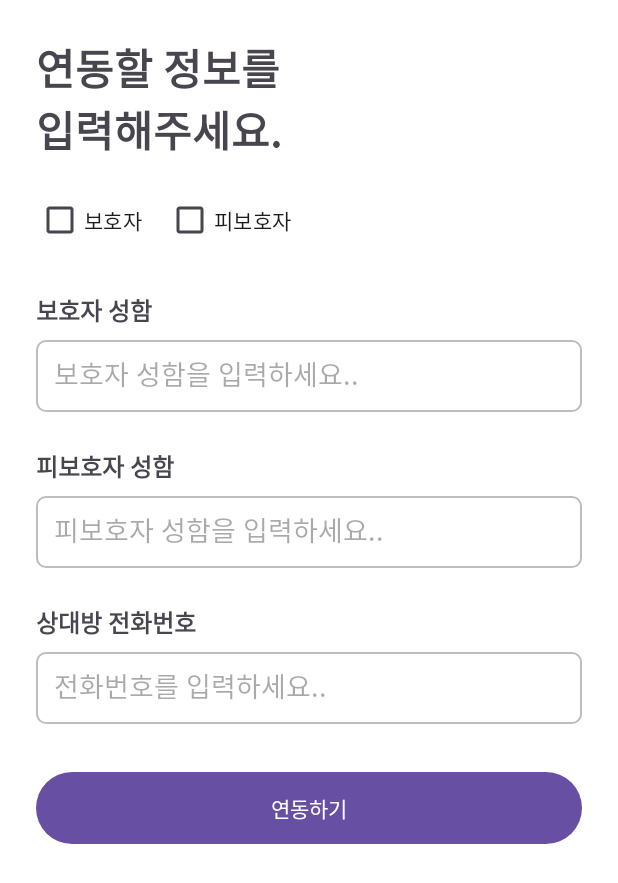
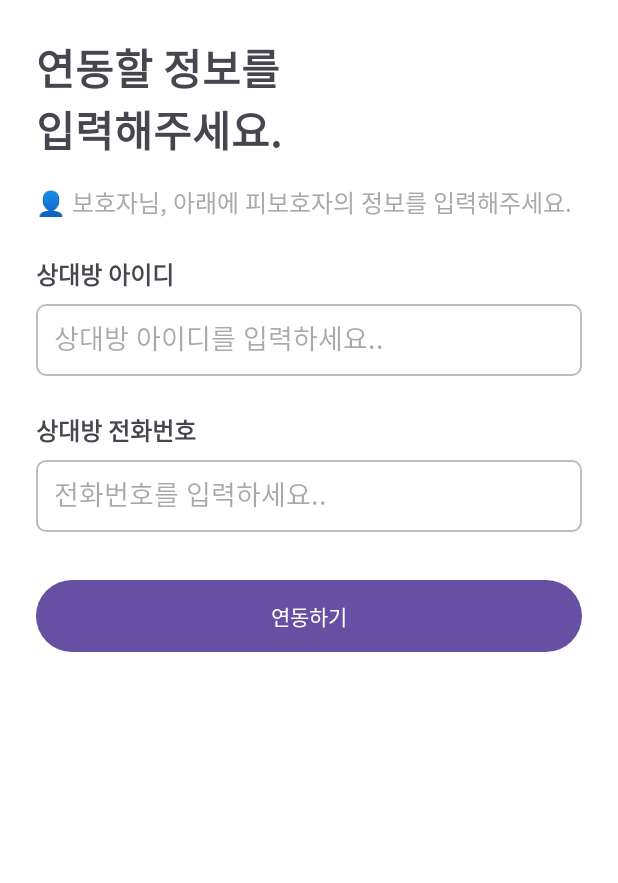
Before and after one commit to Dia0403/capstone, an Android app: the CareGiver_HomeActivity screen opened directly, with no data from a screen before it, on a phone screen of 412 x 824 dp. Shown: the top 883 px of the screen. Run offline under Robolectric (Android 15) with nearby library versions, the phone set to English and light mode, and no system bars.

Commit message:
피보호자, 보호자 앱연동 완료

```diff
--- a/front/app/src/main/AndroidManifest.xml
+++ b/front/app/src/main/AndroidManifest.xml
@@ -34,7 +34,11 @@
         <!-- ✅ 나머지 액티비티들 등록 -->
         <activity android:name=".SignupActivity" />
         <activity android:name=".CareGiver_HomeActivity" />
+        <activity android:name=".CareGiver_MainActivity" />
         <activity android:name=".ConnectionCompleteActivity" />
+        <activity android:name=".SeniorEmergencyCallActivity" />
+
+
 
 
     </application>
--- /dev/null
+++ b/front/app/src/main/java/com/example/front/Senior_MainActivity.kt
@@ -0,0 +1,4 @@
+package com.example.front
+
+class Senior_MainActivity {
+}
--- /dev/null
+++ b/front/app/src/main/java/com/example/front/models/LinkRequest.kt
@@ -0,0 +1,6 @@
+package com.example.front.models
+
+data class LinkRequest (
+    val currentUsername: String,
+    val targetUsername: String
+)
--- a/front/app/src/main/res/layout/activity_connection.xml
+++ b/front/app/src/main/res/layout/activity_connection.xml
@@ -11,6 +11,7 @@
         android:layout_height="wrap_content"
         android:padding="24dp">
 
+        <!-- 타이틀 -->
         <TextView
             android:id="@+id/title"
             android:layout_width="wrap_content"
@@ -21,74 +22,44 @@
             app:layout_constraintTop_toTopOf="parent"
             app:layout_constraintStart_toStartOf="parent" />
 
-        <!-- 역할 체크박스 -->
-        <CheckBox
-            android:id="@+id/checkGuardian"
+        <!-- 로그인한 사용자의 역할 안내 -->
+        <TextView
+            android:id="@+id/textUserRole"
+            android:layout_width="0dp"
+            android:layout_height="wrap_content"
+            android:text="👤 보호자님, 아래에 피보호자의 정보를 입력해주세요."
+            android:textSize="16sp"
+            android:textColor="@android:color/darker_gray"
+            android:layout_marginTop="16dp"
+            app:layout_constraintTop_toBottomOf="@id/title"
+            app:layout_constraintStart_toStartOf="parent"
+            app:layout_constraintEnd_toEndOf="parent" />
+
+        <!-- 상대방 아이디 -->
+        <TextView
+            android:id="@+id/labelUsername"
             android:layout_width="wrap_content"
             android:layout_height="wrap_content"
-            android:text="보호자"
-            app:layout_constraintTop_toBottomOf="@id/title"
-            app:layout_constraintStart_toStartOf="parent"
-            android:layout_marginTop="16dp"/>
-
-        <CheckBox
-            android:id="@+id/checkWard"
-            android:layout_width="wrap_content"
-            android:layout_height="wrap_content"
-            android:text="피보호자"
-            app:layout_constraintTop_toTopOf="@id/checkGuardian"
-            app:layout_constraintStart_toEndOf="@id/checkGuardian"
-            android:layout_marginStart="16dp"/>
-
-        <!-- 보호자 성함 -->
-        <TextView
-            android:id="@+id/labelGuardian"
-            android:layout_width="wrap_content"
-            android:layout_height="wrap_content"
-            android:text="보호자 성함"
+            android:text="상대방 아이디"
             android:textStyle="bold"
             android:textSize="16sp"
-            app:layout_constraintTop_toBottomOf="@id/checkGuardian"
-            app:layout_constraintStart_toStartOf="parent"
-            android:layout_marginTop="24dp"/>
+            android:layout_marginTop="24dp"
+            app:layout_constraintTop_toBottomOf="@id/textUserRole"
+            app:layout_constraintStart_toStartOf="parent" />
 
         <EditText
-            android:id="@+id/editTextGuardian"
+            android:id="@+id/editTextTargetUsername"
             android:layout_width="0dp"
             android:layout_height="48dp"
-            android:hint="보호자 성함을 입력하세요.."
+            android:hint="상대방 아이디를 입력하세요.."
             android:background="@drawable/edit_text_background"
             android:padding="12dp"
-            app:layout_constraintTop_toBottomOf="@id/labelGuardian"
+            android:layout_marginTop="8dp"
+            app:layout_constraintTop_toBottomOf="@id/labelUsername"
             app:layout_constraintStart_toStartOf="parent"
-            app:layout_constraintEnd_toEndOf="parent"
-            android:layout_marginTop="8dp"/>
+            app:layout_constraintEnd_toEndOf="parent" />
 
-        <!-- 피보호자 성함 -->
-        <TextView
-            android:id="@+id/labelWard"
-            android:layout_width="wrap_content"
-            android:layout_height="wrap_content"
-            android:text="피보호자 성함"
-            android:textStyle="bold"
-            android:textSize="16sp"
-            app:layout_constraintTop_toBottomOf="@id/editTextGuardian"
-            app:layout_constraintStart_toStartOf="parent"
-            android:layout_marginTop="24dp"/>
-
-        <EditText
-            android:id="@+id/editTextWard"
-            android:layout_width="0dp"
-            android:layout_height="48dp"
-            android:hint="피보호자 성함을 입력하세요.."
-            android:background="@drawable/edit_text_background"
-            android:padding="12dp"
-            app:layout_constraintTop_toBottomOf="@id/labelWard"
-            app:layout_constraintStart_toStartOf="parent"
-            app:layout_constraintEnd_toEndOf="parent"
-            android:layout_marginTop="8dp"/>
-
-        <!-- 전화번호 -->
+        <!-- 상대방 전화번호 -->
         <TextView
             android:id="@+id/labelPhone"
             android:layout_width="wrap_content"
@@ -96,9 +67,9 @@
             android:text="상대방 전화번호"
             android:textStyle="bold"
             android:textSize="16sp"
-            app:layout_constraintTop_toBottomOf="@id/editTextWard"
-            app:layout_constraintStart_toStartOf="parent"
-            android:layout_marginTop="24dp"/>
+            android:layout_marginTop="24dp"
+            app:layout_constraintTop_toBottomOf="@id/editTextTargetUsername"
+            app:layout_constraintStart_toStartOf="parent" />
 
         <EditText
             android:id="@+id/editTextPhone"
@@ -107,10 +78,10 @@
             android:hint="전화번호를 입력하세요.."
             android:background="@drawable/edit_text_background"
             android:padding="12dp"
+            android:layout_marginTop="8dp"
             app:layout_constraintTop_toBottomOf="@id/labelPhone"
             app:layout_constraintStart_toStartOf="parent"
-            app:layout_constraintEnd_toEndOf="parent"
-            android:layout_marginTop="8dp"/>
+            app:layout_constraintEnd_toEndOf="parent" />
 
         <!-- 연동하기 버튼 -->
         <Button
@@ -120,10 +91,11 @@
             android:text="연동하기"
             android:background="@drawable/rounded_button"
             android:textColor="@color/white"
+            android:layout_marginTop="32dp"
+            android:layout_marginBottom="32dp"
             app:layout_constraintTop_toBottomOf="@id/editTextPhone"
             app:layout_constraintStart_toStartOf="parent"
-            app:layout_constraintEnd_toEndOf="parent"
-            android:layout_marginTop="32dp"
-            android:layout_marginBottom="32dp"/>
+            app:layout_constraintEnd_toEndOf="parent" />
+
     </androidx.constraintlayout.widget.ConstraintLayout>
 </ScrollView>
```
Also changed, not shown: front/app/src/main/java/com/example/front/ApiService.kt (+14 -2 lines), front/app/src/main/java/com/example/front/CareGiver_HomeActivity.kt (+39 -7 lines), front/app/src/main/java/com/example/front/CareGiver_MainActivity.kt (added, +11 -0 lines), front/app/src/main/java/com/example/front/ConnectionCompleteActivity.kt (+9 -0 lines), front/app/src/main/java/com/example/front/MainActivity.kt (+41 -12 lines), front/app/src/main/java/com/example/front/RetrofitInstance.kt (+2 -6 lines), front/app/src/main/java/com/example/front/SeniorEmergencyCallActivity.kt (added, +20 -0 lines), front/app/src/main/java/com/example/front/models/UserResponse.kt (added, +9 -0 lines), front/app/src/main/res/layout/activity_main.xml (+20 -14 lines), 6 other files.
